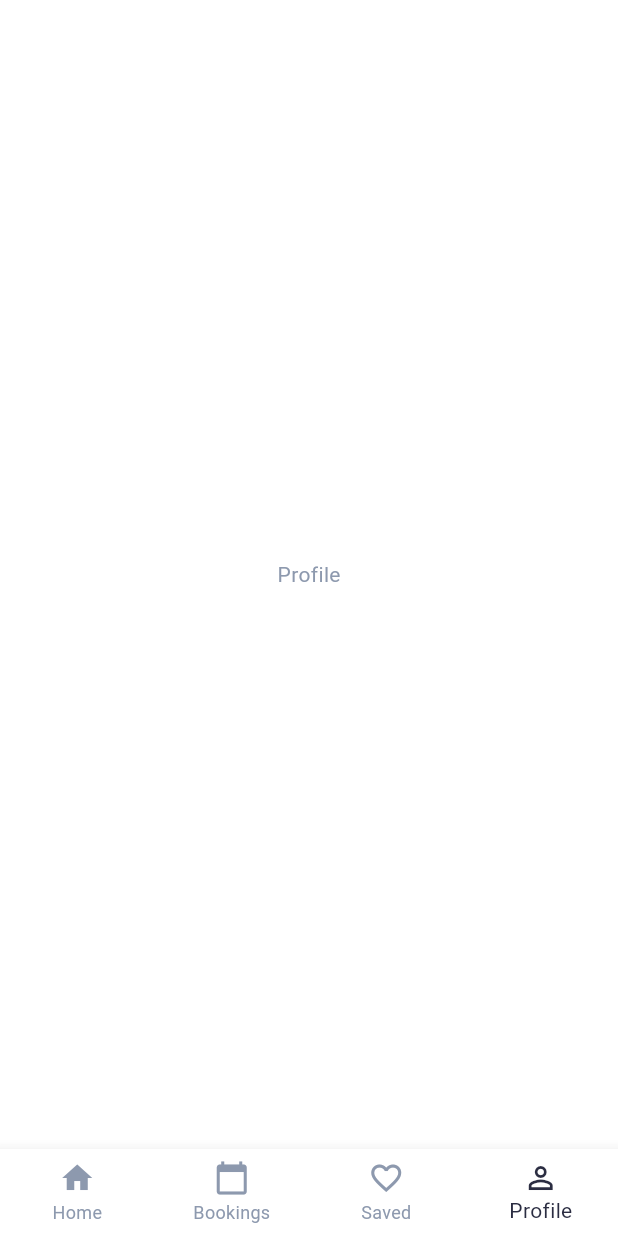
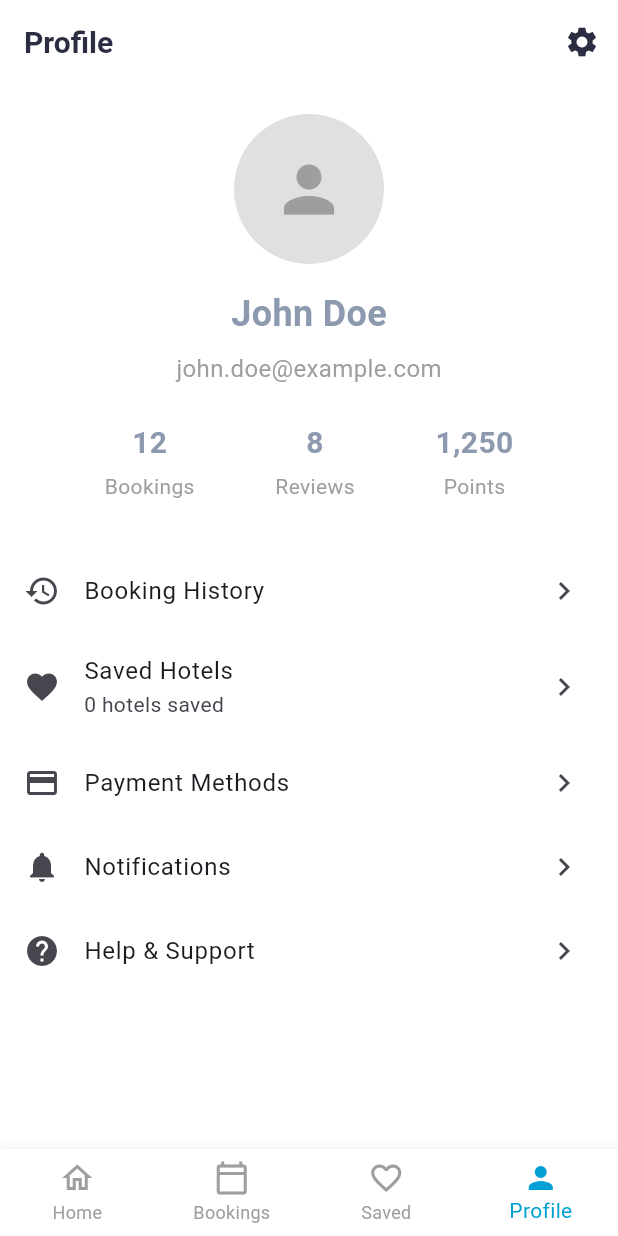
Before and after one commit to WaelLasheen/Hotel-Reservations-App-Depi-Project, a Flutter app: the screen it shows after launch, item 4 of the bottom bar chosen, on a phone screen of 412 x 824 dp. Run offline on Flutter 3.47's test engine with Material 3 defaults, Android fonts, the phone set to English and light mode, and no system bars; our stand-ins replace cached_network_image, image_picker, sqflite, table_calendar; accounts and stored records are empty; network calls fail.

Commit message:
add profile screen and do some changes

```diff
--- a/lib/core/utils/colors_manager.dart
+++ b/lib/core/utils/colors_manager.dart
@@ -7,6 +7,7 @@ abstract class ColorsManager {
   static Color grey300 = Colors.grey.shade300;
   static Color grey100 = Colors.grey.shade100;
   static Color grey600 = Colors.grey.shade600;
+  static const Color blue = Color(0xff009fd4);
   static const Color blue700 = Color(0xFF1976D2);
   static const Color blue4 = Color(0x091976D2);
   static const Color blue20 = Color(0x331976D2);
--- a/lib/home/widgets/hotel_section.dart
+++ b/lib/home/widgets/hotel_section.dart
@@ -45,7 +45,7 @@ class HotelSection extends StatelessWidget {
         const SizedBox(height: 16),
         if (!isHorizontal)
           SizedBox(
-            height: 284,
+            height: 290,
             child: ListView.builder(
               padding: const EdgeInsets.symmetric(horizontal: 16),
               scrollDirection: Axis.horizontal,
--- a/lib/main.dart
+++ b/lib/main.dart
@@ -1,13 +1,16 @@
 import 'package:flutter/material.dart';
+import 'package:flutter/services.dart';
 import 'package:flutter_application_1/booking_form/providers/booking_provider.dart';
 import 'package:flutter_application_1/booking_form/providers/calender_provider.dart';
 import 'package:flutter_application_1/booking_history/screens/booking_history_screen.dart';
 import 'package:flutter_application_1/core/provider/booking_history_provider.dart';
 import 'package:flutter_application_1/core/provider/hotel_provider.dart';
+import 'package:flutter_application_1/core/utils/colors_manager.dart';
 import 'package:flutter_application_1/database/hotel_database_helper.dart';
 import 'package:flutter_application_1/favorites/screen/favorites_screen.dart';
 import 'package:flutter_application_1/home/screens/hotel_listing_screen.dart';
 import 'package:flutter_application_1/database/data/sample_data.dart';
+import 'package:flutter_application_1/profile/screen/profile_screen.dart';
 import 'package:provider/provider.dart';
 
 void main() async {
@@ -16,6 +19,8 @@ void main() async {
   if (hotels.isEmpty) {
     SampleData().insertTestCase();
   }
+
+  SystemChrome.setEnabledSystemUIMode(SystemUiMode.immersiveSticky);
 
   runApp(const MyApp());
 }
@@ -32,7 +37,7 @@ class _MyAppState extends State<MyApp> {
     const HotelListingScreen(),
     const BookingHistoryScreen(),
     const FavoritesScreen(),
-    const Center(child: Text('Profile'))
+    const ProfileScreen()
   ];
 
   int _currentIndex = 0;
@@ -44,7 +49,8 @@ class _MyAppState extends State<MyApp> {
         ChangeNotifierProvider(create: (_) => CalenderProvider()),
         ChangeNotifierProvider(create: (_) => BookingProvider()),
         ChangeNotifierProvider(create: (_) => HotelProvider()..loadHotels()),
-        ChangeNotifierProvider(create: (_) => BookingHistoryProvider()..loadBookings()),
+        ChangeNotifierProvider(
+            create: (_) => BookingHistoryProvider()..loadBookings()),
       ],
       child: MaterialApp(
         title: 'CozyGo',
@@ -101,7 +107,6 @@ class _MyAppState extends State<MyApp> {
           ),
         ),
         home: Scaffold(
-          // body: _screens[_currentIndex],
           body: _screens[_currentIndex],
           bottomNavigationBar: BottomNavigationBar(
             currentIndex: _currentIndex,
@@ -112,21 +117,34 @@ class _MyAppState extends State<MyApp> {
                 });
               }
             },
-            items: const [
+            type: BottomNavigationBarType.fixed,
+            selectedItemColor: ColorsManager.blue,
+            unselectedItemColor: Colors.grey,
+            items: [
               BottomNavigationBarItem(
-                icon: Icon(Icons.home),
+                icon: Icon(
+                  _currentIndex == 0 ? Icons.home : Icons.home_outlined,
+                ),
                 label: 'Home',
               ),
               BottomNavigationBarItem(
-                icon: Icon(Icons.calendar_today),
+                icon: Icon(
+                  _currentIndex == 1
+                      ? Icons.calendar_today
+                      : Icons.calendar_today_outlined,
+                ),
                 label: 'Bookings',
               ),
               BottomNavigationBarItem(
-                icon: Icon(Icons.favorite_border),
+                icon: Icon(
+                  _currentIndex == 2 ? Icons.favorite : Icons.favorite_border,
+                ),
                 label: 'Saved',
               ),
               BottomNavigationBarItem(
-                icon: Icon(Icons.person_outline),
+                icon: Icon(
+                  _currentIndex == 3 ? Icons.person : Icons.person_outline,
+                ),
                 label: 'Profile',
               ),
             ],
--- /dev/null
+++ b/lib/profile/screen/profile_screen.dart
@@ -0,0 +1,161 @@
+import 'package:flutter/material.dart';
+import 'package:flutter_application_1/booking_history/screens/booking_history_screen.dart';
+import 'package:flutter_application_1/core/models/booking.dart';
+import 'package:flutter_application_1/core/provider/hotel_provider.dart';
+import 'package:flutter_application_1/favorites/screen/favorites_screen.dart';
+import 'package:provider/provider.dart';
+
+class ProfileScreen extends StatelessWidget {
+  const ProfileScreen({super.key});
+
+  @override
+  Widget build(BuildContext context) {
+    final theme = Theme.of(context);
+
+    return Scaffold(
+      appBar: AppBar(
+        title: const Text('Profile'),
+        actions: [
+          IconButton(
+            icon: const Icon(Icons.settings),
+            onPressed: () {
+              // TODO: Implement settings navigation
+            },
+          ),
+        ],
+      ),
+      body: SingleChildScrollView(
+        child: Column(
+          children: [
+            const SizedBox(height: 20),
+            // Profile Picture
+            CircleAvatar(
+              radius: 50,
+              backgroundColor: Colors.grey[300],
+              child: const Icon(
+                Icons.person,
+                size: 50,
+                color: Colors.grey,
+              ),
+            ),
+            const SizedBox(height: 16),
+            // Name
+            const Text(
+              'John Doe',
+              style: TextStyle(
+                fontSize: 24,
+                fontWeight: FontWeight.bold,
+              ),
+            ),
+            const SizedBox(height: 8),
+            // Email
+            const Text(
+              'john.doe@example.com',
+              style: TextStyle(
+                fontSize: 16,
+                color: Colors.grey,
+              ),
+            ),
+            const SizedBox(height: 24),
+            // Stats Section
+            Padding(
+              padding: const EdgeInsets.symmetric(horizontal: 16),
+              child: Row(
+                mainAxisAlignment: MainAxisAlignment.spaceEvenly,
+                children: [
+                  _buildStatItem('Bookings', '12'),
+                  _buildStatItem('Reviews', '8'),
+                  _buildStatItem('Points', '1,250'),
+                ],
+              ),
+            ),
+            const SizedBox(height: 32),
+            // Menu Items
+            _buildMenuItem(
+              icon: Icons.history,
+              title: 'Booking History',
+              onTap: () {
+                Navigator.push(
+                  context,
+                  MaterialPageRoute(
+                    builder: (context) => const BookingHistoryScreen(),
+                  ),
+                );
+              },
+            ),
+            Consumer<HotelProvider>(
+              builder: (context, hotelProvider, child) {
+                final savedHotelsCount = hotelProvider.favorites.length;
+                return _buildMenuItem(
+                  icon: Icons.favorite,
+                  title: 'Saved Hotels',
+                  subtitle: '$savedHotelsCount hotels saved',
+                  onTap: () {
+                    Navigator.push(
+                      context,
+                      MaterialPageRoute(
+                        builder: (context) => const FavoritesScreen(),
+                      ),
+                    );
+                  },
+                );
+              },
+            ),
+            _buildMenuItem(
+              icon: Icons.payment,
+              title: 'Payment Methods',
+              onTap: () {},
+            ),
+            _buildMenuItem(
+              icon: Icons.notifications,
+              title: 'Notifications',
+              onTap: () {},
+            ),
+            _buildMenuItem(
+              icon: Icons.help,
+              title: 'Help & Support',
+              onTap: () {},
+            ),
+          ],
+        ),
+      ),
+    );
+  }
+
+  Widget _buildStatItem(String label, String value) {
+    return Column(
+      children: [
+        Text(
+          value,
+          style: const TextStyle(
+            fontSize: 20,
+            fontWeight: FontWeight.bold,
+          ),
+        ),
+        const SizedBox(height: 4),
+        Text(
+          label,
+          style: const TextStyle(
+            fontSize: 14,
+            color: Colors.grey,
+          ),
+        ),
+      ],
+    );
+  }
+
+  Widget _buildMenuItem({
+    required IconData icon,
+    required String title,
+    String? subtitle,
+    required VoidCallback onTap,
+  }) {
+    return ListTile(
+      leading: Icon(icon),
+      title: Text(title),
+      subtitle: subtitle != null ? Text(subtitle) : null,
+      trailing: const Icon(Icons.chevron_right),
+      onTap: onTap,
+    );
+  }
+}
--- a/lib/search/search_delegate.dart
+++ b/lib/search/search_delegate.dart
@@ -1,8 +1,8 @@
 import 'package:flutter/material.dart';
 import 'package:flutter_application_1/core/models/hotel.dart';
 import 'package:flutter_application_1/core/provider/hotel_provider.dart';
-import 'package:flutter_application_1/widgets/empty_state.dart';
-import 'package:flutter_application_1/widgets/hotel_card.dart';
+import 'package:flutter_application_1/search/widgets/empty_state.dart';
+import 'package:flutter_application_1/search/widgets/hotel_card.dart';
 import 'package:provider/provider.dart';
 
 class SearchPage extends StatelessWidget {
```
Also changed, not shown: lib/booking_form/screens/booking_summary_screen.dart (+13 -2 lines), lib/booking_history/screens/booking_history_screen.dart (+14 -5 lines), lib/core/provider/booking_history_provider.dart (+7 -4 lines), lib/search/widgets/empty_state.dart (renamed from lib/widgets/empty_state.dart), lib/search/widgets/hotel_card.dart (renamed from lib/widgets/hotel_card.dart), 1 other file.
